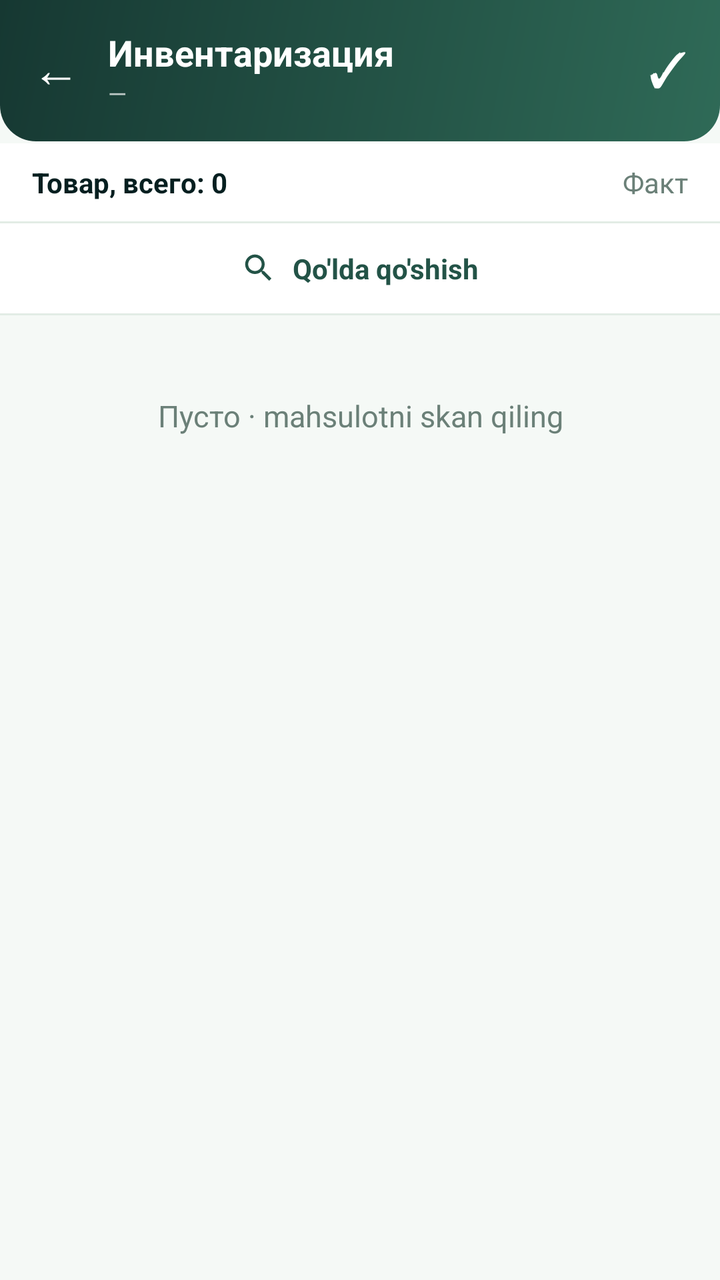
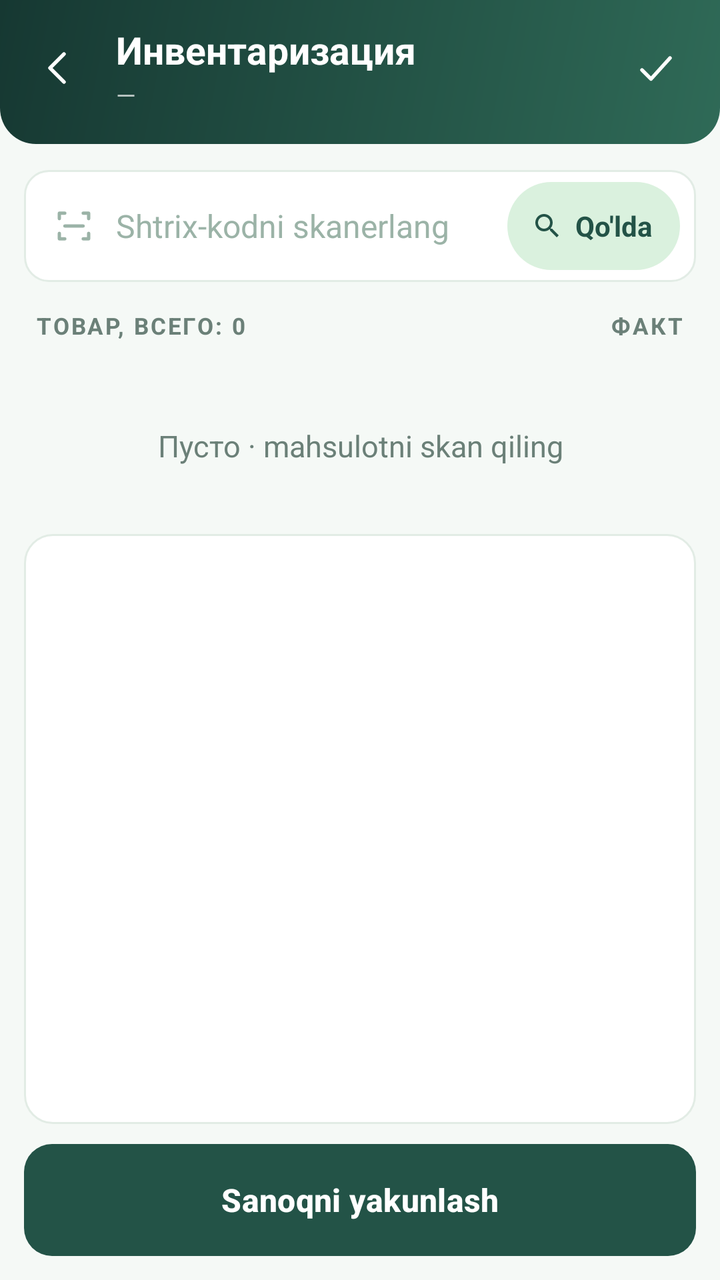

Two renders of the same Android screen: before a commit and after it. Below are the layout's source before the change and the commit's diff.
<!-- AndroidManifest.xml: application theme Theme.SevimliTZD -->
<!-- res/layout/activity_inventory.xml -->
<?xml version="1.0" encoding="utf-8"?>
<LinearLayout xmlns:android="http://schemas.android.com/apk/res/android"
    xmlns:app="http://schemas.android.com/apk/res-auto"
    android:layout_width="match_parent"
    android:layout_height="match_parent"
    android:orientation="vertical"
    android:background="@color/bg_light">

    <LinearLayout
        android:layout_width="match_parent"
        android:layout_height="wrap_content"
        android:orientation="horizontal"
        android:gravity="center_vertical"
        android:background="@drawable/bg_header"
        android:paddingStart="16dp"
        android:paddingEnd="16dp"
        android:paddingTop="14dp"
        android:paddingBottom="16dp">

        <TextView
            android:id="@+id/btnBack"
            android:layout_width="wrap_content"
            android:layout_height="wrap_content"
            android:text="←"
            android:textColor="@color/white"
            android:textSize="24sp"
            android:paddingEnd="14dp" />

        <LinearLayout
            android:layout_width="0dp"
            android:layout_height="wrap_content"
            android:layout_weight="1"
            android:orientation="vertical">

            <TextView
                android:layout_width="wrap_content"
                android:layout_height="wrap_content"
                android:text="Инвентаризация"
                android:textColor="@color/white"
                android:textSize="18sp"
                android:textStyle="bold" />

            <TextView
                android:id="@+id/headerStore"
                android:layout_width="wrap_content"
                android:layout_height="wrap_content"
                android:text="—"
                android:textColor="@color/white70"
                android:textSize="12sp" />
        </LinearLayout>

        <TextView
            android:id="@+id/btnFinish"
            android:layout_width="wrap_content"
            android:layout_height="wrap_content"
            android:text="✓"
            android:textColor="@color/white"
            android:textSize="24sp" />
    </LinearLayout>

    <EditText
        android:id="@+id/scanInput"
        android:layout_width="1dp"
        android:layout_height="1dp"
        android:inputType="text"
        android:imeOptions="actionDone"
        android:background="@null"
        android:importantForAutofill="no" />

    <LinearLayout
        android:layout_width="match_parent"
        android:layout_height="wrap_content"
        android:orientation="horizontal"
        android:background="@color/white"
        android:paddingStart="16dp"
        android:paddingEnd="16dp"
        android:paddingTop="10dp"
        android:paddingBottom="10dp">

        <TextView
            android:id="@+id/totalCount"
            android:layout_width="0dp"
            android:layout_height="wrap_content"
            android:layout_weight="1"
            android:text="Товар, всего: 0"
            android:textColor="@color/text_dark"
            android:textSize="14sp"
            android:textStyle="bold" />

        <TextView
            android:layout_width="wrap_content"
            android:layout_height="wrap_content"
            android:text="Факт"
            android:textColor="@color/text_gray"
            android:textSize="14sp" />
    </LinearLayout>

    <View
        android:layout_width="match_parent"
        android:layout_height="1dp"
        android:background="@color/card_stroke" />

    <LinearLayout
        android:id="@+id/btnManualAdd"
        android:layout_width="match_parent"
        android:layout_height="wrap_content"
        android:orientation="horizontal"
        android:gravity="center"
        android:background="@drawable/bg_row_white_ripple"
        android:clickable="true"
        android:focusable="true"
        android:paddingTop="13dp"
        android:paddingBottom="13dp">

        <ImageView
            android:layout_width="18dp"
            android:layout_height="18dp"
            android:src="@drawable/ic_search"
            app:tint="@color/brand" />

        <TextView
            android:layout_width="wrap_content"
            android:layout_height="wrap_content"
            android:layout_marginStart="8dp"
            android:text="Qo'lda qo'shish"
            android:textColor="@color/brand"
            android:textSize="14sp"
            android:textStyle="bold" />
    </LinearLayout>

    <View
        android:layout_width="match_parent"
        android:layout_height="1dp"
        android:background="@color/card_stroke" />

    <TextView
        android:id="@+id/emptyHint"
        android:layout_width="match_parent"
        android:layout_height="wrap_content"
        android:gravity="center"
        android:padding="40dp"
        android:text="Пусто · mahsulotni skan qiling"
        android:textColor="@color/text_gray"
        android:textSize="15sp" />

    
    <androidx.recyclerview.widget.RecyclerView
        android:id="@+id/list"
        android:layout_width="match_parent"
        android:layout_height="0dp"
        android:layout_weight="1"
        android:overScrollMode="never"
        android:scrollbars="vertical" />

    <ProgressBar
        android:id="@+id/loading"
        android:layout_width="30dp"
        android:layout_height="30dp"
        android:layout_gravity="center_horizontal"
        android:layout_margin="12dp"
        android:indeterminateTint="@color/brand"
        android:visibility="gone" />
</LinearLayout>
<!-- resources referenced by this layout -->
<resources>
  <!-- drawable bg_row_white_ripple (drawable) -->
  <ripple xmlns:android="http://schemas.android.com/apk/res/android" android:color="#22820000">
      <item android:drawable="@color/white" />
  </ripple>
  <!-- unchanged entries left out for length: 16 -->
</resources>

<!-- the commit's change to res/layout/activity_inventory.xml (unified diff, before → after) -->
@@ -12,50 +12,48 @@
         android:orientation="horizontal"
         android:gravity="center_vertical"
         android:background="@drawable/bg_header"
-        android:paddingStart="16dp"
-        android:paddingEnd="16dp"
-        android:paddingTop="14dp"
-        android:paddingBottom="16dp">
+        android:paddingStart="6dp"
+        android:paddingEnd="8dp"
+        android:paddingTop="10dp"
+        android:paddingBottom="14dp">
 
-        <TextView
+        <ImageView
             android:id="@+id/btnBack"
-            android:layout_width="wrap_content"
-            android:layout_height="wrap_content"
-            android:text="←"
-            android:textColor="@color/white"
-            android:textSize="24sp"
-            android:paddingEnd="14dp" />
+            android:layout_width="48dp"
+            android:layout_height="48dp"
+            android:padding="12dp"
+            android:src="@drawable/j_ic_back"
+            app:tint="@color/white"
+            android:background="?attr/selectableItemBackgroundBorderless"
+            android:contentDescription="Orqaga" />
 
         <LinearLayout
             android:layout_width="0dp"
             android:layout_height="wrap_content"
             android:layout_weight="1"
+            android:layout_marginStart="4dp"
             android:orientation="vertical">
 
             <TextView
-                android:layout_width="wrap_content"
-                android:layout_height="wrap_content"
-                android:text="Инвентаризация"
-                android:textColor="@color/white"
-                android:textSize="18sp"
-                android:textStyle="bold" />
+                style="@style/J.HeadTitle"
+                android:text="Инвентаризация" />
 
             <TextView
                 android:id="@+id/headerStore"
-                android:layout_width="wrap_content"
-                android:layout_height="wrap_content"
-                android:text="—"
-                android:textColor="@color/white70"
-                android:textSize="12sp" />
+                style="@style/J.HeadSub"
+                android:layout_marginTop="1dp"
+                android:text="—" />
         </LinearLayout>
 
-        <TextView
+        <ImageView
             android:id="@+id/btnFinish"
-            android:layout_width="wrap_content"
-            android:layout_height="wrap_content"
-            android:text="✓"
-            android:textColor="@color/white"
-            android:textSize="24sp" />
+            android:layout_width="48dp"
+            android:layout_height="48dp"
+            android:padding="12dp"
+            android:src="@drawable/j_ic_check"
+            app:tint="@color/white"
+            android:background="?attr/selectableItemBackgroundBorderless"
+            android:contentDescription="Yakunlash" />
     </LinearLayout>
 
     <EditText
@@ -71,84 +69,102 @@
         android:layout_width="match_parent"
         android:layout_height="wrap_content"
         android:orientation="horizontal"
-        android:background="@color/white"
-        android:paddingStart="16dp"
-        android:paddingEnd="16dp"
-        android:paddingTop="10dp"
-        android:paddingBottom="10dp">
+        android:gravity="center_vertical"
+        android:layout_marginStart="12dp"
+        android:layout_marginEnd="12dp"
+        android:layout_marginTop="12dp"
+        android:paddingStart="14dp"
+        android:paddingEnd="8dp"
+        android:paddingTop="6dp"
+        android:paddingBottom="6dp"
+        android:background="@drawable/j_field">
+
+        <ImageView
+            android:layout_width="22dp"
+            android:layout_height="22dp"
+            android:src="@drawable/j_ic_scan"
+            app:tint="#9BB3A7"
+            android:contentDescription="Skan" />
+
+        <TextView
+            style="@style/J.Body"
+            android:layout_width="0dp"
+            android:layout_weight="1"
+            android:layout_marginStart="10dp"
+            android:textColor="#9BB3A7"
+            android:text="Shtrix-kodni skanerlang" />
+
+        <LinearLayout
+            android:id="@+id/btnManualAdd"
+            android:layout_width="wrap_content"
+            android:layout_height="wrap_content"
+            android:minHeight="44dp"
+            android:orientation="horizontal"
+            android:gravity="center_vertical"
+            android:background="@drawable/j_tag"
+            android:paddingStart="12dp"
+            android:paddingEnd="14dp"
+            android:clickable="true"
+            android:focusable="true">
+
+            <ImageView
+                android:layout_width="16dp"
+                android:layout_height="16dp"
+                android:src="@drawable/ic_search"
+                app:tint="@color/brand"
+                android:contentDescription="Qidirish" />
+
+            <TextView
+                android:layout_width="wrap_content"
+                android:layout_height="wrap_content"
+                android:layout_marginStart="6dp"
+                android:text="Qo'lda"
+                android:textColor="@color/brand"
+                android:textSize="14sp"
+                android:textStyle="bold" />
+        </LinearLayout>
+    </LinearLayout>
+
+    <LinearLayout
+        android:layout_width="match_parent"
+        android:layout_height="wrap_content"
+        android:orientation="horizontal"
+        android:gravity="center_vertical"
+        android:paddingStart="18dp"
+        android:paddingEnd="18dp"
+        android:paddingTop="14dp"
+        android:paddingBottom="8dp">
 
         <TextView
             android:id="@+id/totalCount"
+            style="@style/J.Sec"
             android:layout_width="0dp"
-            android:layout_height="wrap_content"
             android:layout_weight="1"
-            android:text="Товар, всего: 0"
-            android:textColor="@color/text_dark"
-            android:textSize="14sp"
-            android:textStyle="bold" />
+            android:text="Товар, всего: 0" />
 
         <TextView
-            android:layout_width="wrap_content"
-            android:layout_height="wrap_content"
-            android:text="Факт"
-            android:textColor="@color/text_gray"
-            android:textSize="14sp" />
+            style="@style/J.Sec"
+            android:text="Факт" />
     </LinearLayout>
-
-    <View
-        android:layout_width="match_parent"
-        android:layout_height="1dp"
-        android:background="@color/card_stroke" />
-
-    <LinearLayout
-        android:id="@+id/btnManualAdd"
-        android:layout_width="match_parent"
-        android:layout_height="wrap_content"
-        android:orientation="horizontal"
-        android:gravity="center"
-        android:background="@drawable/bg_row_white_ripple"
-        android:clickable="true"
-        android:focusable="true"
-        android:paddingTop="13dp"
-        android:paddingBottom="13dp">
-
-        <ImageView
-            android:layout_width="18dp"
-            android:layout_height="18dp"
-            android:src="@drawable/ic_search"
-            app:tint="@color/brand" />
-
-        <TextView
-            android:layout_width="wrap_content"
-            android:layout_height="wrap_content"
-            android:layout_marginStart="8dp"
-            android:text="Qo'lda qo'shish"
-            android:textColor="@color/brand"
-            android:textSize="14sp"
-            android:textStyle="bold" />
-    </LinearLayout>
-
-    <View
-        android:layout_width="match_parent"
-        android:layout_height="1dp"
-        android:background="@color/card_stroke" />
 
     <TextView
         android:id="@+id/emptyHint"
         android:layout_width="match_parent"
         android:layout_height="wrap_content"
         android:gravity="center"
-        android:padding="40dp"
+        android:padding="34dp"
         android:text="Пусто · mahsulotni skan qiling"
         android:textColor="@color/text_gray"
         android:textSize="15sp" />
 
-    
     <androidx.recyclerview.widget.RecyclerView
         android:id="@+id/list"
         android:layout_width="match_parent"
         android:layout_height="0dp"
         android:layout_weight="1"
+        android:layout_marginStart="12dp"
+        android:layout_marginEnd="12dp"
+        android:background="@drawable/j_card"
         android:overScrollMode="never"
         android:scrollbars="vertical" />
 
@@ -157,7 +173,16 @@
         android:layout_width="30dp"
         android:layout_height="30dp"
         android:layout_gravity="center_horizontal"
-        android:layout_margin="12dp"
+        android:layout_margin="10dp"
         android:indeterminateTint="@color/brand"
         android:visibility="gone" />
+
+    <com.google.android.material.button.MaterialButton
+        android:id="@+id/btnFinishBig"
+        style="@style/J.Btn.Primary"
+        android:layout_marginStart="12dp"
+        android:layout_marginEnd="12dp"
+        android:layout_marginTop="10dp"
+        android:layout_marginBottom="12dp"
+        android:text="Sanoqni yakunlash" />
 </LinearLayout>
<!-- resource entries referenced after the edit -->
@@ -1,9 +1,84 @@
 <!-- resources referenced by this layout -->
 <resources>
-  <!-- drawable bg_row_white_ripple (drawable) -->
-  <ripple xmlns:android="http://schemas.android.com/apk/res/android" android:color="#22820000">
-      <item android:drawable="@color/white" />
-  </ripple>
+  <!-- drawable j_card (drawable) -->
+  <shape xmlns:android="http://schemas.android.com/apk/res/android" android:shape="rectangle">
+      <solid android:color="@color/white"/>
+      <corners android:radius="14dp"/>
+      <stroke android:width="1dp" android:color="@color/card_stroke"/></shape>
+  <!-- drawable j_field (drawable) -->
+  <shape xmlns:android="http://schemas.android.com/apk/res/android" android:shape="rectangle">
+      <solid android:color="@color/white"/>
+      <corners android:radius="12dp"/>
+      <stroke android:width="1dp" android:color="@color/card_stroke"/></shape>
+  <!-- drawable j_ic_back (drawable) -->
+  <vector xmlns:android="http://schemas.android.com/apk/res/android"
+      android:width="24dp" android:height="24dp"
+      android:viewportWidth="24" android:viewportHeight="24"
+      android:tint="@color/brand">
+      <path android:pathData="M14,5 L7,12 L14,19" android:strokeColor="#FF000000" android:strokeWidth="1.8" android:strokeLineCap="round" android:strokeLineJoin="round" android:fillColor="#00000000"/>
+  </vector>
+  <!-- drawable j_ic_check (drawable) -->
+  <vector xmlns:android="http://schemas.android.com/apk/res/android"
+      android:width="24dp" android:height="24dp"
+      android:viewportWidth="24" android:viewportHeight="24"
+      android:tint="@color/brand">
+      <path android:pathData="M5,13 L9.5,17.5 L19,7" android:strokeColor="#FF000000" android:strokeWidth="1.8" android:strokeLineCap="round" android:strokeLineJoin="round" android:fillColor="#00000000"/>
+  </vector>
+  <!-- drawable j_ic_scan (drawable) -->
+  <vector xmlns:android="http://schemas.android.com/apk/res/android"
+      android:width="24dp" android:height="24dp"
+      android:viewportWidth="24" android:viewportHeight="24"
+      android:tint="@color/brand">
+      <path android:pathData="M4,8 L4,5 L7,5 M20,8 L20,5 L17,5 M4,16 L4,19 L7,19 M20,16 L20,19 L17,19 M7,12 L17,12" android:strokeColor="#FF000000" android:strokeWidth="1.8" android:strokeLineCap="round" android:strokeLineJoin="round" android:fillColor="#00000000"/>
+  </vector>
+  <!-- drawable j_tag (drawable) -->
+  <shape xmlns:android="http://schemas.android.com/apk/res/android" android:shape="rectangle">
+      <solid android:color="@color/brand_tint"/>
+      <corners android:radius="999dp"/></shape>
+  <style name="J.Body" parent="">
+          <item name="android:layout_width">wrap_content</item>
+          <item name="android:layout_height">wrap_content</item>
+          <item name="android:textSize">16sp</item>
+          <item name="android:textColor">@color/text_dark</item>
+      </style>
+  <style name="J.Btn.Primary" parent="J.Btn">
+          <item name="backgroundTint">@color/brand</item>
+          <item name="android:textColor">@color/white</item>
+      </style>
+  <style name="J.HeadSub" parent="">
+          <item name="android:layout_width">wrap_content</item>
+          <item name="android:layout_height">wrap_content</item>
+          <item name="android:textSize">12.5sp</item>
+          <item name="android:textColor">@color/white70</item>
+      </style>
+  <style name="J.HeadTitle" parent="">
+          <item name="android:layout_width">wrap_content</item>
+          <item name="android:layout_height">wrap_content</item>
+          <item name="android:textSize">19sp</item>
+          <item name="android:textStyle">bold</item>
+          <item name="android:textColor">@color/white</item>
+      </style>
+  <style name="J.Sec" parent="">
+          <item name="android:layout_width">wrap_content</item>
+          <item name="android:layout_height">wrap_content</item>
+          <item name="android:textSize">11.5sp</item>
+          <item name="android:textStyle">bold</item>
+          <item name="android:textAllCaps">true</item>
+          <item name="android:letterSpacing">0.08</item>
+          <item name="android:textColor">@color/text_gray</item>
+      </style>
+  <color name="brand_tint">#DAF1DE</color>
+  <style name="J.Btn" parent="Widget.Material3.Button">
+          <item name="android:layout_width">match_parent</item>
+          <item name="android:layout_height">56dp</item>
+          <item name="android:textSize">16sp</item>
+          <item name="android:textAllCaps">false</item>
+          <item name="android:textStyle">bold</item>
+          <item name="cornerRadius">14dp</item>
+          
+          <item name="android:insetTop">0dp</item>
+          <item name="android:insetBottom">0dp</item>
+      </style>
   <!-- unchanged entries left out for length: 16 -->
 </resources>
 
